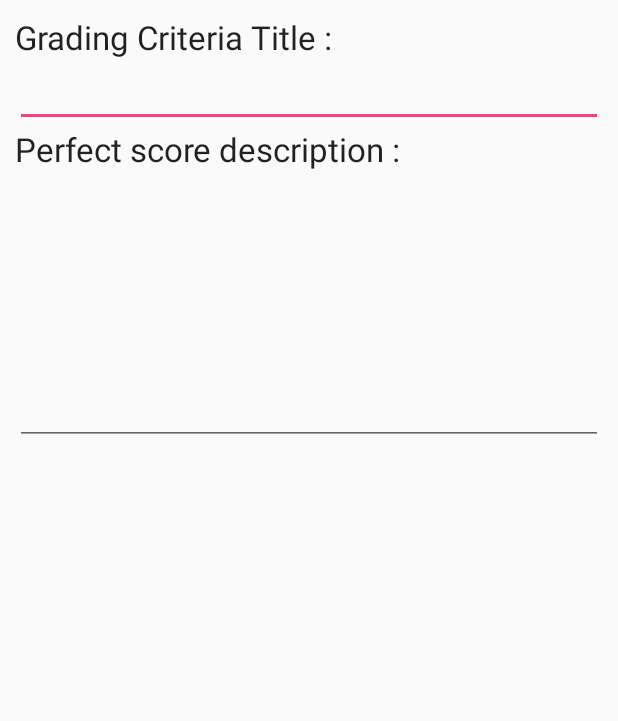
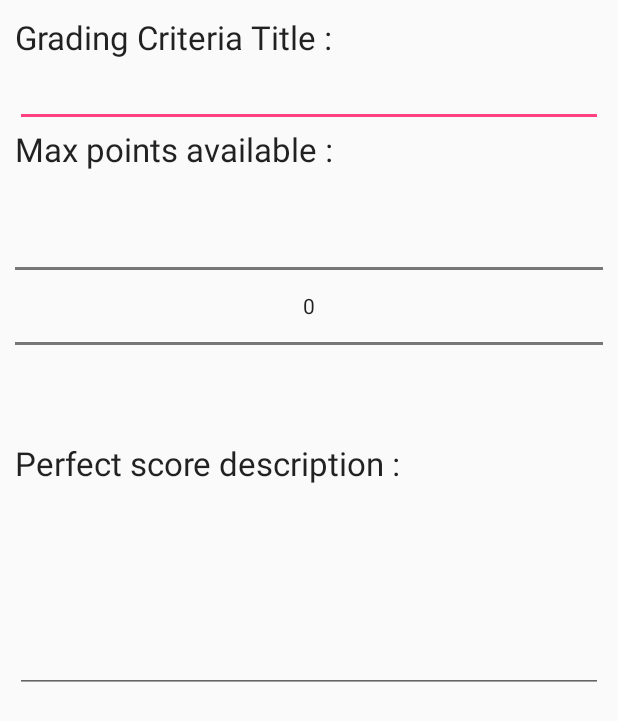
Before and after one commit to dericsp004/RubricApp, an Android app: the layout add_criteria_prompt.xml on its own in the app's theme, with its tools: preview values and no code run, on a phone screen of 412 x 824 dp. Shown: the top 721 px of the screen. Run offline under Robolectric (Android 15) with nearby library versions, the phone set to English and light mode, and no system bars.

Commit message:
Bug fixes

```diff
--- a/app/build.gradle
+++ b/app/build.gradle
@@ -27,5 +27,6 @@ dependencies {
     compile 'com.android.support:appcompat-v7:25.1.1'
     compile 'com.android.support.constraint:constraint-layout:1.0.0-beta5'
     compile 'com.google.code.gson:gson:2.8.1'
+    compile 'com.android.support:design:25.3.1'
     testCompile 'junit:junit:4.12'
 }
--- a/app/src/main/AndroidManifest.xml
+++ b/app/src/main/AndroidManifest.xml
@@ -18,6 +18,7 @@
         </activity>
         <activity android:name=".Student_Activity" />
         <activity android:name=".Grade_Activity" />
+        <activity android:name=".MakeRubricActivity"></activity>
     </application>
 
 </manifest>
--- a/app/src/main/java/com/plummer/deric/rubricapp/MainActivity.java
+++ b/app/src/main/java/com/plummer/deric/rubricapp/MainActivity.java
@@ -141,7 +141,7 @@ public class MainActivity extends AppCompatActivity {
     public void createRubric(View v) {
         //Make the intent
         Log.d("Main Activtity", "Started Intent");
-        Intent intent = new Intent(MainActivity.this, Student_Activity.class);
+        Intent intent = new Intent(MainActivity.this, MakeRubricActivity.class);
         //Pass the text from the button clicked
         intent.putExtra(EXTRA_MESSAGE, "");
         Log.d("Main Activtity", "Start rubric Activity");
--- a/app/src/main/res/layout/add_criteria_prompt.xml
+++ b/app/src/main/res/layout/add_criteria_prompt.xml
@@ -24,6 +24,18 @@
         android:id="@+id/newCriteriaPromptTextView2"
         android:layout_width="wrap_content"
         android:layout_height="wrap_content"
+        android:text="Max points available : "
+        android:textAppearance="?android:attr/textAppearanceLarge" />
+    <NumberPicker
+        android:id="@+id/newCriteiaPromptNumberPicker1"
+        android:layout_width="match_parent"
+        android:layout_height="wrap_content" >
+    </NumberPicker>
+
+    <TextView
+        android:id="@+id/newCriteriaPromptTextView3"
+        android:layout_width="wrap_content"
+        android:layout_height="wrap_content"
         android:text="Perfect score description : "
         android:textAppearance="?android:attr/textAppearanceLarge" />
 
--- a/app/src/main/res/values/strings.xml
+++ b/app/src/main/res/values/strings.xml
@@ -1,4 +1,5 @@
 <resources>
     <string name="app_name">RubricApp</string>
     <string name="title_activity_create_rubric">CreateRubric</string>
+    <string name="title_activity_make_rubric">MakeRubric</string>
 </resources>
```
Also changed, not shown: app/src/main/java/com/plummer/deric/rubricapp/MakeRubricActivity.java (added, +74 -0 lines), app/src/main/res/layout/activity_make_rubric.xml (added, +9 -0 lines).
